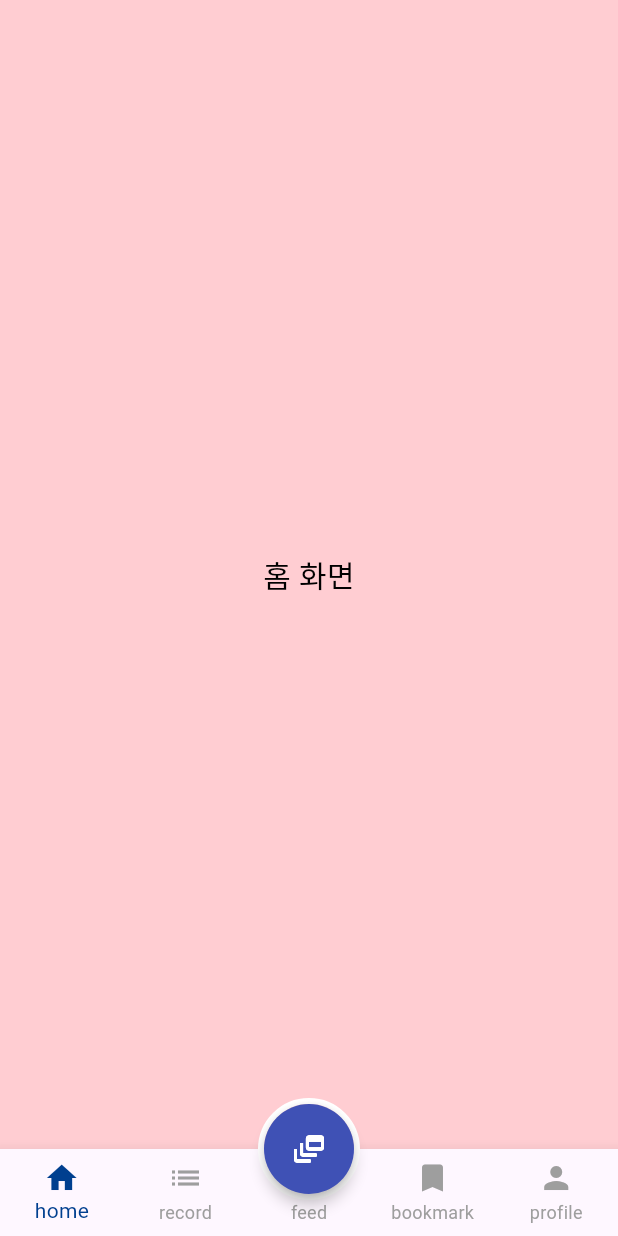
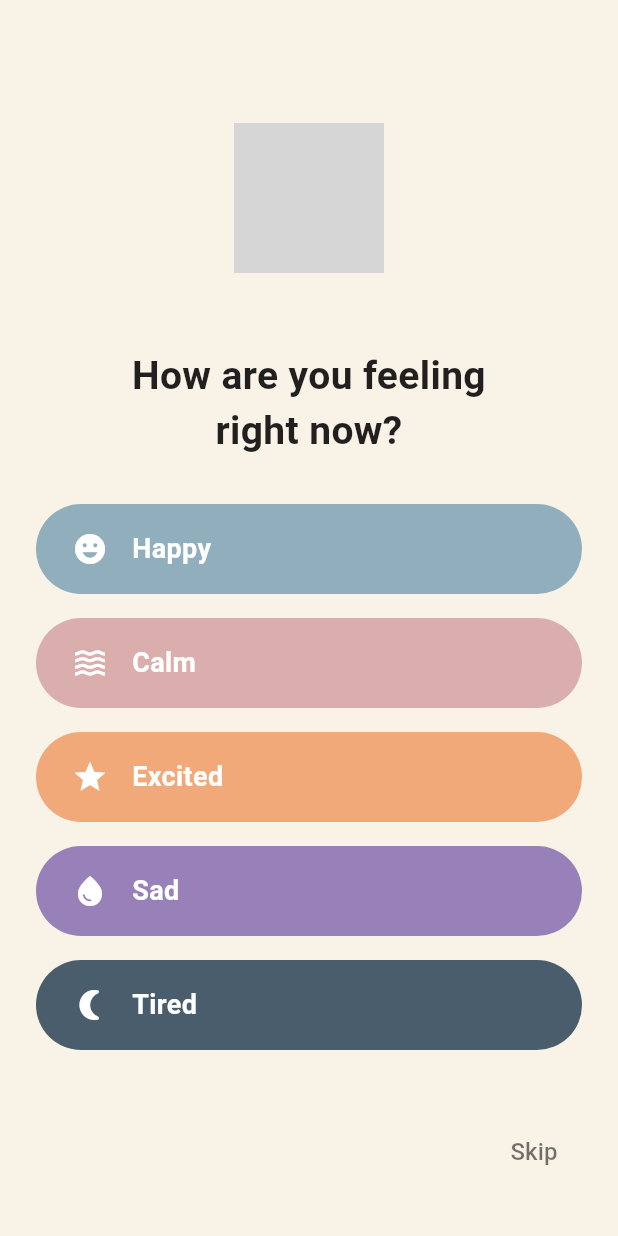
Before and after one commit to sanghyunbang/heat_trip_flutter, a Flutter app: the screen it shows after launch, on a phone screen of 412 x 824 dp. Run offline on Flutter 3.47's test engine with Material 3 defaults, Android fonts, the phone set to English and light mode, and no system bars; our stand-ins replace flutter_svg, google_fonts; grey boxes are pictures that could not be loaded.

Commit message:
[feat-wip] 시작화면 구현
## 작업 내용
- 앱 시작 시 감정 선택 화면 UI 구현

## 변경 항목
- 메인화면 하단 레이아웃 변경됨
  (홈,스케줄러,피드,북마크,마이페이지 -> 스케줄러,피드,추천관광지,북마크,마이페이지)

## 남은 작업
- '다시보지않기' 버튼 및 기능 구현 필요

## 관련 이슈
Related to #2

```diff
--- a/lib/home/home_screen.dart
+++ /dev/null
@@ -1,18 +0,0 @@
-import 'package:flutter/material.dart';
-
-class HomeScreen extends StatelessWidget {
-  const HomeScreen({super.key});
-
-  @override
-  Widget build(BuildContext context) {
-    return Container( // index 0
-      color: Colors.red[100],
-      child: Center(
-        child: Text(
-          '홈 화면',
-          style: TextStyle(fontSize: 20, color: Colors.black),
-        ),
-      ),
-    );
-  }
-}
--- /dev/null
+++ b/lib/home/recommendation_screen.dart
@@ -0,0 +1,23 @@
+import 'package:flutter/material.dart';
+
+class RecommendationScreen extends StatefulWidget {
+  const RecommendationScreen({super.key});
+
+  @override
+  State<RecommendationScreen> createState() => _RecommendationScreenState();
+}
+
+class _RecommendationScreenState extends State<RecommendationScreen> {
+  @override
+  Widget build(BuildContext context) {
+    return Container(
+      color: Colors.red[100],
+      child: Center(
+        child: Text(
+          '추천 관광지 화면',
+          style: TextStyle(fontSize: 20, color: Colors.black),
+        ),
+      ),
+    );
+  }
+}
--- a/lib/home/start_screen.dart
+++ b/lib/home/start_screen.dart
@@ -0,0 +1,101 @@
+import 'package:flutter/material.dart';
+import 'package:flutter_svg/flutter_svg.dart';
+import 'package:heat_trip_flutter/main.dart';
+
+class StartScreen extends StatelessWidget {
+  const StartScreen({super.key});
+
+  static const List<Map<String, dynamic>> feelings = [
+    {"label": "Happy", "icon": Icons.emoji_emotions, "color": Color(0xFF90AEBB)},
+    {"label": "Calm", "icon": Icons.waves, "color": Color(0xDED6A4A4)},
+    {"label": "Excited", "icon": Icons.star, "color": Color(0xFFF1A979)},
+    {"label": "Sad", "icon": Icons.water_drop, "color": Color(0xFF9881B8)},
+    {"label": "Tired", "icon": Icons.nightlight_round, "color": Color(0xFF4A5D6C)},
+  ];
+
+  @override
+  Widget build(BuildContext context) {
+    return Scaffold(
+      backgroundColor: const Color(0xFFF8F2E7),
+      body: SafeArea(
+        child: Padding(
+          padding: const EdgeInsets.symmetric(horizontal: 24.0, vertical: 32),
+          child: Column(
+            crossAxisAlignment: CrossAxisAlignment.center,
+            children: [
+              SizedBox(height: 50),
+              SvgPicture.asset(
+                "assets/sampleLogo.svg",
+                height: 100,
+              ),
+              SizedBox(height: 50),
+              const Text(
+                'How are you feeling\nright now?',
+                textAlign: TextAlign.center,
+                style: TextStyle(
+                  fontSize: 26,
+                  fontWeight: FontWeight.bold,
+                  color: Colors.black87,
+                ),
+              ),
+              const SizedBox(height: 30),
+              Expanded(
+                child: ListView.separated(
+                  itemCount: feelings.length,
+                  separatorBuilder: (_, __) => const SizedBox(height: 16),
+                  itemBuilder: (context, index) {
+                    final feeling = feelings[index];
+                    return InkWell(
+                      borderRadius: BorderRadius.circular(30),
+                      onTap: () {
+                        // 클릭했을 때 처리할 동작 작성
+                        print("클릭한 감정: ${feeling['label']}");
+                      },
+                      child: Container(
+                        height: 60,
+                        decoration: BoxDecoration(
+                          color: feeling['color'],
+                          borderRadius: BorderRadius.circular(30),
+                        ),
+                        child: Row(
+                          children: [
+                            const SizedBox(width: 24),
+                            Icon(feeling['icon'], color: Colors.white),
+                            const SizedBox(width: 16),
+                            Text(
+                              feeling['label'],
+                              style: const TextStyle(
+                                fontSize: 18,
+                                color: Colors.white,
+                                fontWeight: FontWeight.w600,
+                              ),
+                            )
+                          ],
+                        ),
+                      ),
+                    );
+                  },
+                ),
+              ),
+              Align(
+                alignment: Alignment.centerRight,
+                child: TextButton(
+                  onPressed: () {
+                    Navigator.pushReplacement(
+                        context,
+                        MaterialPageRoute(builder: (context) => HeatTripLayout()),
+                    );
+                  },
+                  child: const Text(
+                    'Skip',
+                    style: TextStyle(fontSize: 16, color: Colors.black54),
+                  ),
+                ),
+              ),
+            ],
+          ),
+        ),
+      ),
+    );
+  }
+}
--- a/lib/main.dart
+++ b/lib/main.dart
@@ -1,6 +1,7 @@
 import 'package:flutter/material.dart';
 import 'package:heat_trip_flutter/theme.dart';
-import 'package:heat_trip_flutter/home/home_screen.dart';
+import 'package:heat_trip_flutter/home/start_screen.dart';
+import 'package:heat_trip_flutter/home/recommendation_screen.dart';
 import 'package:heat_trip_flutter/record/schedule_list_screen.dart';
 import 'package:heat_trip_flutter/social/feed_screen.dart';
 import 'package:heat_trip_flutter/social/bookmark_screen.dart';
@@ -18,7 +19,7 @@
     return MaterialApp(
       title: '여행의 온도',
       debugShowCheckedModeBanner: true,  // 디버그 태그 보려면 true, 보지 않으려면 false
-      home: HeatTripLayout(),
+      home: StartScreen(),
       theme: theme(),
       /*
        * <컴포넌트 자체에서 route없이 이동시키는 방법>
@@ -48,7 +49,7 @@
 }
 
 class _HeatTripLayoutState extends State<HeatTripLayout> {
-  int _selectedIndex = 0;
+  int _selectedIndex = 2;
 
   void _onTabTapped(int index) {
     setState(() {
@@ -62,16 +63,16 @@
       body: IndexedStack(
         index: _selectedIndex,
         children: [
-          HomeScreen(), // index 0 : 홈 화면
-          ScheduleListScreen(), // index 1 : 스케줄러 화면
-          FeedScreen(), // index 2 : 피드 화면
+          ScheduleListScreen(), // index 0 : 여행 스케줄러 화면
+          FeedScreen(), // index 1 : 피드 화면
+          RecommendationScreen(), // index 2 : 관광지 추천 화면
           BookmarkScreen(), // index 3 : 북마크 화면
           ProfileScreen(), // index 4 : 마이페이지 화면
         ],
       ),
 
       /* 하단 메뉴바 */
-      // 가운데 피드 버튼 디자인
+      // 가운데 버튼 디자인 : 관광지 추천 화면
       floatingActionButton: Container(
         width: 68,
         height: 68,
@@ -83,10 +84,10 @@
           backgroundColor: Colors.indigo,
           shape: const CircleBorder(),
           onPressed: () {
-            _onTabTapped(2); // 피드
+            _onTabTapped(2); // 추천 관광지
           },
           elevation: 4.0,
-          child: Icon(Icons.dynamic_feed, color: Colors.white),
+          child: Icon(Icons.travel_explore, color: Colors.white),
         ),
       ),
       // 흰색 부분 메뉴 디자인
@@ -99,16 +100,16 @@
           },
           items: const [
             BottomNavigationBarItem(
-              icon: Icon(Icons.home),
-              label: 'home',
-            ),
-            BottomNavigationBarItem(
               icon: Icon(Icons.list),
               label: 'record',
             ),
             BottomNavigationBarItem(
-              icon: Opacity(opacity: 0.0, child: Icon(Icons.feed)), // 아이콘 위치 유지하면서 보이지 않게 설정
+              icon: Icon(Icons.dynamic_feed),
               label: 'feed',
+            ),
+            BottomNavigationBarItem(
+              icon: Opacity(opacity: 0.0, child: Icon(Icons.travel_explore)), // 아이콘 위치 유지하면서 보이지 않게 설정
+              label: 'for you',
             ),
             BottomNavigationBarItem(
               icon: Icon(Icons.bookmark),
--- a/pubspec.yaml
+++ b/pubspec.yaml
@@ -37,6 +37,7 @@ dependencies:
   # Use with the CupertinoIcons class for iOS style icons.
   cupertino_icons: ^1.0.8
   google_fonts: ^6.2.1
+  flutter_svg: ^2.2.0
 
 
 dev_dependencies:
@@ -62,9 +63,8 @@ flutter:
   uses-material-design: true
 
   # To add assets to your application, add an assets section, like this:
-  # assets:
-  #   - images/a_dot_burr.jpeg
-  #   - images/a_dot_ham.jpeg
+  assets:
+    - assets/
 
   # An image asset can refer to one or more resolution-specific "variants", see
   # https://flutter.dev/to/resolution-aware-images
```
Also changed, not shown: assets/sampleLogo.svg (added), pubspec.lock.
